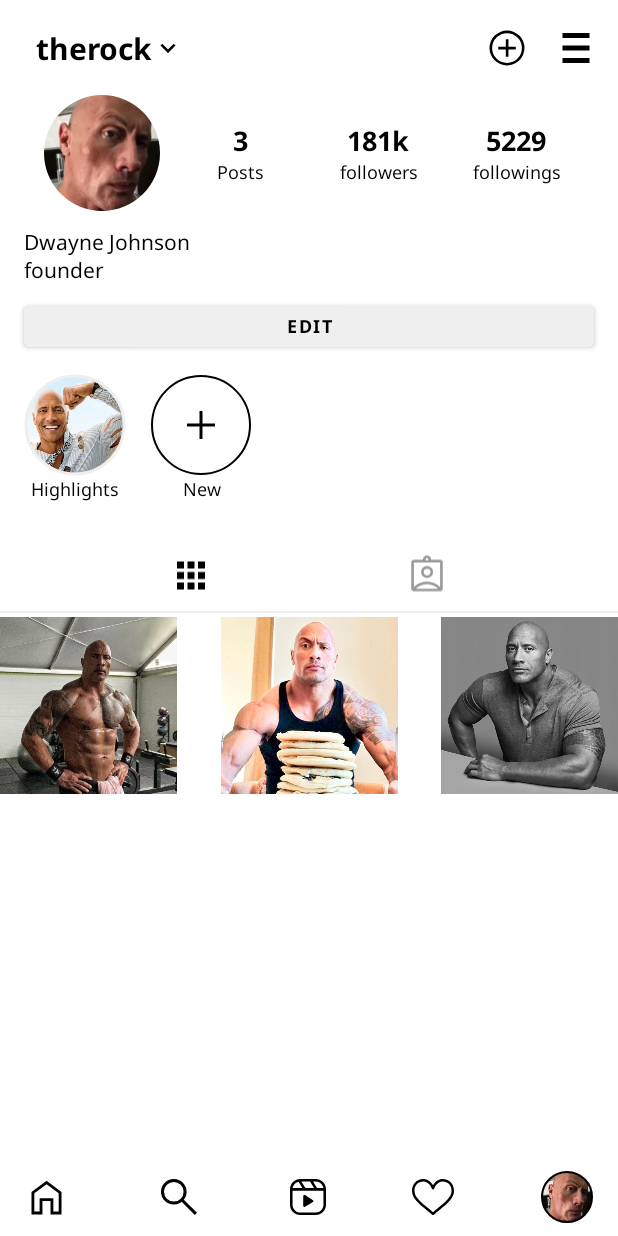
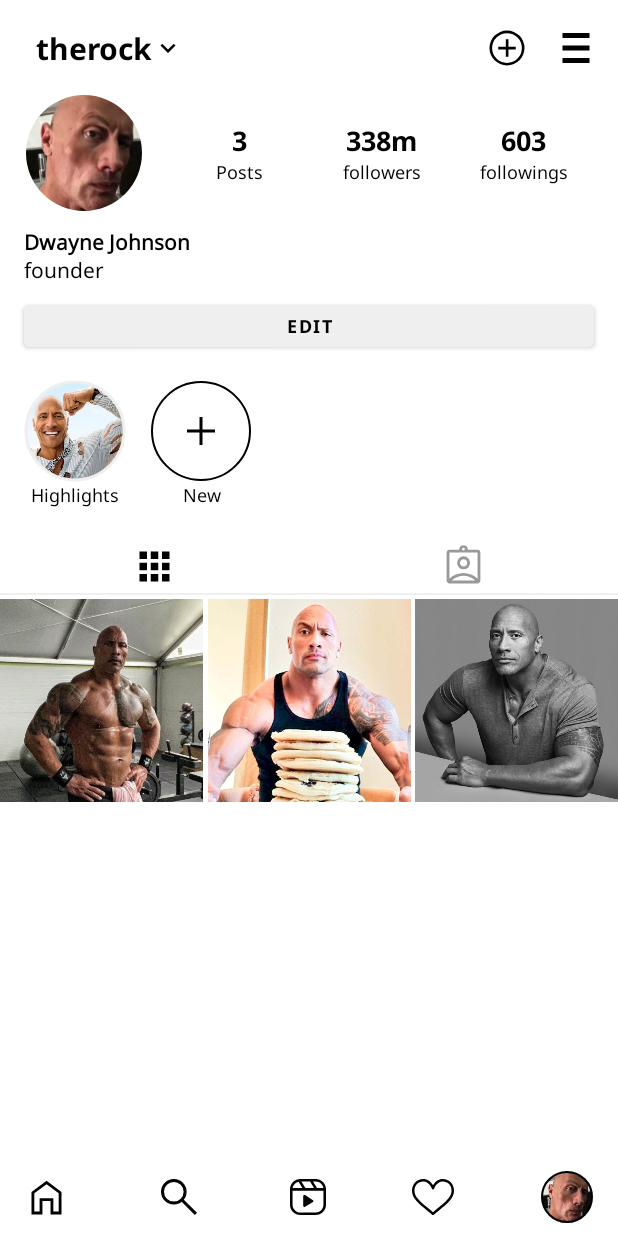
Before and after one commit to chepugash/android-courses-2022, an Android app: the layout activity_main.xml on its own in the app's theme, with its tools: preview values and no code run, on a phone screen of 412 x 824 dp. Run offline under Robolectric (Android 15) with nearby library versions, the phone set to English and light mode, and no system bars; Roboto replaces fonts that are not available here.

Commit message:
chains modified

```diff
--- a/app/src/main/res/layout/activity_main.xml
+++ b/app/src/main/res/layout/activity_main.xml
@@ -149,13 +149,14 @@
 
     <TextView
         android:id="@+id/tv_publications_counter"
-        android:layout_width="80dp"
+        android:layout_width="0dp"
         android:layout_height="wrap_content"
         android:text="@string/publications_counter"
         android:textAlignment="center"
         android:textColor="@color/black"
         android:textSize="18sp"
         android:fontFamily="@font/noto_sans_bold"
+        android:layout_marginStart="16dp"
         app:layout_constraintBottom_toTopOf="@id/tv_publications"
         app:layout_constraintEnd_toStartOf="@id/tv_followers_counter"
         app:layout_constraintStart_toEndOf="@id/iv_profile"
@@ -164,7 +165,7 @@
 
     <TextView
         android:id="@+id/tv_publications"
-        android:layout_width="80dp"
+        android:layout_width="0dp"
         android:layout_height="wrap_content"
         android:text="@string/publications"
         android:textAlignment="center"
@@ -178,7 +179,7 @@
 
     <TextView
         android:id="@+id/tv_followers_counter"
-        android:layout_width="80dp"
+        android:layout_width="0dp"
         android:layout_height="wrap_content"
         android:text="@string/followers_counter"
         android:textAlignment="center"
@@ -193,7 +194,7 @@
 
     <TextView
         android:id="@+id/tv_followers"
-        android:layout_width="80dp"
+        android:layout_width="0dp"
         android:layout_height="wrap_content"
         android:text="@string/followers"
         android:textAlignment="center"
@@ -207,7 +208,7 @@
 
     <TextView
         android:id="@+id/tv_followings_counter"
-        android:layout_width="80dp"
+        android:layout_width="0dp"
         android:layout_height="wrap_content"
         android:layout_marginEnd="16dp"
         android:fontFamily="@font/noto_sans_bold"
@@ -223,7 +224,7 @@
 
     <TextView
         android:id="@+id/tv_followings"
-        android:layout_width="80dp"
+        android:layout_width="0dp"
         android:layout_height="wrap_content"
         android:text="@string/followings"
         android:textAlignment="center"
@@ -272,7 +273,7 @@
         android:layout_width="68dp"
         android:layout_height="68dp"
         android:layout_marginStart="16dp"
-        android:layout_marginTop="12dp"
+        android:layout_marginTop="16dp"
         android:padding="1dp"
         android:scaleType="centerCrop"
         app:layout_constraintBottom_toTopOf="@id/tv_actuals"
@@ -301,7 +302,7 @@
         android:layout_width="68dp"
         android:layout_height="68dp"
         android:layout_marginStart="16dp"
-        android:layout_marginTop="12dp"
+        android:layout_marginTop="16dp"
         android:padding="1dp"
         android:scaleType="center"
         app:layout_constraintStart_toEndOf="@id/iv_actuals"
@@ -326,26 +327,26 @@
 
     <ImageView
         android:id="@+id/iv_apps"
-        android:layout_width="wrap_content"
-        android:layout_height="50dp"
-        android:layout_marginStart="16dp"
+        android:layout_width="0dp"
+        android:layout_height="30dp"
         android:layout_marginTop="24dp"
-        android:layout_marginEnd="16dp"
+        android:layout_marginBottom="4dp"
         android:src="@drawable/ic_apps"
         app:layout_constraintEnd_toStartOf="@id/iv_person"
         app:layout_constraintStart_toStartOf="parent"
+        app:layout_constraintBottom_toBottomOf="@id/divider"
         app:layout_constraintTop_toBottomOf="@id/tv_new_actuals" />
 
     <ImageView
         android:id="@+id/iv_person"
-        android:layout_width="wrap_content"
-        android:layout_height="50dp"
-        android:layout_marginStart="16dp"
+        android:layout_width="0dp"
+        android:layout_height="30dp"
         android:layout_marginTop="24dp"
-        android:layout_marginEnd="16dp"
+        android:layout_marginBottom="4dp"
         android:src="@drawable/ic_person_outline"
         app:layout_constraintEnd_toEndOf="parent"
         app:layout_constraintStart_toEndOf="@id/iv_apps"
+        app:layout_constraintBottom_toBottomOf="@id/divider"
         app:layout_constraintTop_toBottomOf="@id/tv_new_actuals" />
 
     <View
@@ -359,34 +360,41 @@
 
     <ImageView
         android:id="@+id/iv_photo1"
-        android:layout_width="118dp"
-        android:layout_height="118dp"
+        android:layout_width="0dp"
+        android:layout_height="0dp"
         android:src="@drawable/scala2"
         app:layout_constraintTop_toTopOf="@id/divider"
         android:layout_marginTop="4dp"
+        android:layout_marginEnd="1dp"
+        app:layout_constraintDimensionRatio="H,1:1"
         app:layout_constraintStart_toStartOf="parent"
         app:layout_constraintEnd_toStartOf="@id/iv_photo2"
         app:layout_constraintHorizontal_chainStyle="spread_inside"/>
 
     <ImageView
         android:id="@+id/iv_photo2"
-        android:layout_width="118dp"
-        android:layout_height="118dp"
+        android:layout_width="0dp"
+        android:layout_height="0dp"
         android:src="@drawable/scala3"
+        android:layout_marginTop="4dp"
+        android:layout_marginStart="1dp"
+        android:layout_marginEnd="1dp"
         app:layout_constraintTop_toTopOf="@id/divider"
-        android:layout_marginTop="4dp"
         app:layout_constraintStart_toEndOf="@id/iv_photo1"
-        app:layout_constraintEnd_toStartOf="@id/iv_photo3"/>
+        app:layout_constraintEnd_toStartOf="@id/iv_photo3"
+        app:layout_constraintDimensionRatio="H,1:1"/>
 
     <ImageView
         android:id="@+id/iv_photo3"
-        android:layout_width="118dp"
-        android:layout_height="118dp"
+        android:layout_width="0dp"
+        android:layout_height="0dp"
         android:src="@drawable/scala4"
+        android:layout_marginTop="4dp"
+        android:layout_marginStart="1dp"
+        app:layout_constraintDimensionRatio="H,1:1"
         app:layout_constraintTop_toTopOf="@id/divider"
-        android:layout_marginTop="4dp"
         app:layout_constraintStart_toEndOf="@id/iv_photo2"
-        app:layout_constraintEnd_toEndOf="parent"/>
+        app:layout_constraintEnd_toEndOf="parent" />
 
 
 </androidx.constraintlayout.widget.ConstraintLayout>
--- a/app/src/main/res/values/strings.xml
+++ b/app/src/main/res/values/strings.xml
@@ -1,13 +1,13 @@
 <resources>
     <string name="app_name">AndroidCourses2022</string>
-    <string name="nickname">therock</string>
-    <string name="publications_counter">3</string>
+    <string name="nickname"><b>therock</b></string>
+    <string name="publications_counter"><b>3</b></string>
     <string name="publications">Posts</string>
-    <string name="followers_counter">181k</string>
+    <string name="followers_counter"><b>338m</b></string>
     <string name="followers">followers</string>
-    <string name="followings_counter">5229</string>
+    <string name="followings_counter"><b>603</b></string>
     <string name="followings">followings</string>
-    <string name="description">Dwayne Johnson \nfounder</string>
+    <string name="description"><b>Dwayne Johnson</b> \nfounder</string>
     <string name="edit">Edit</string>
     <string name="actuals">Highlights</string>
     <string name="new_actuals">New</string>
```
